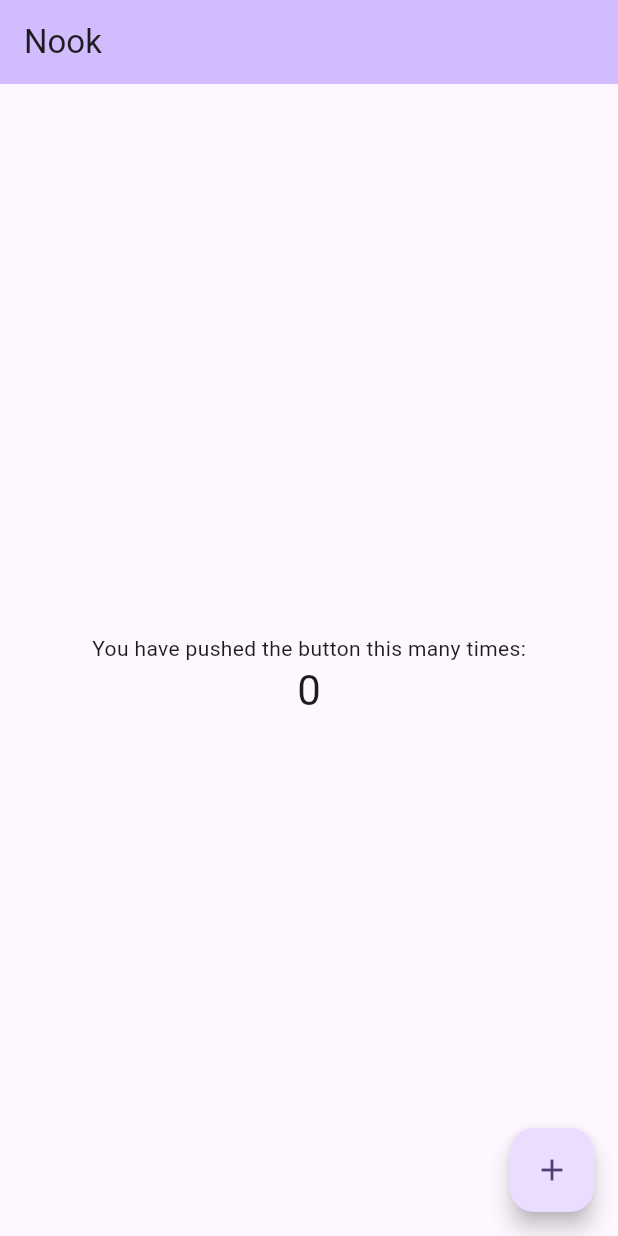
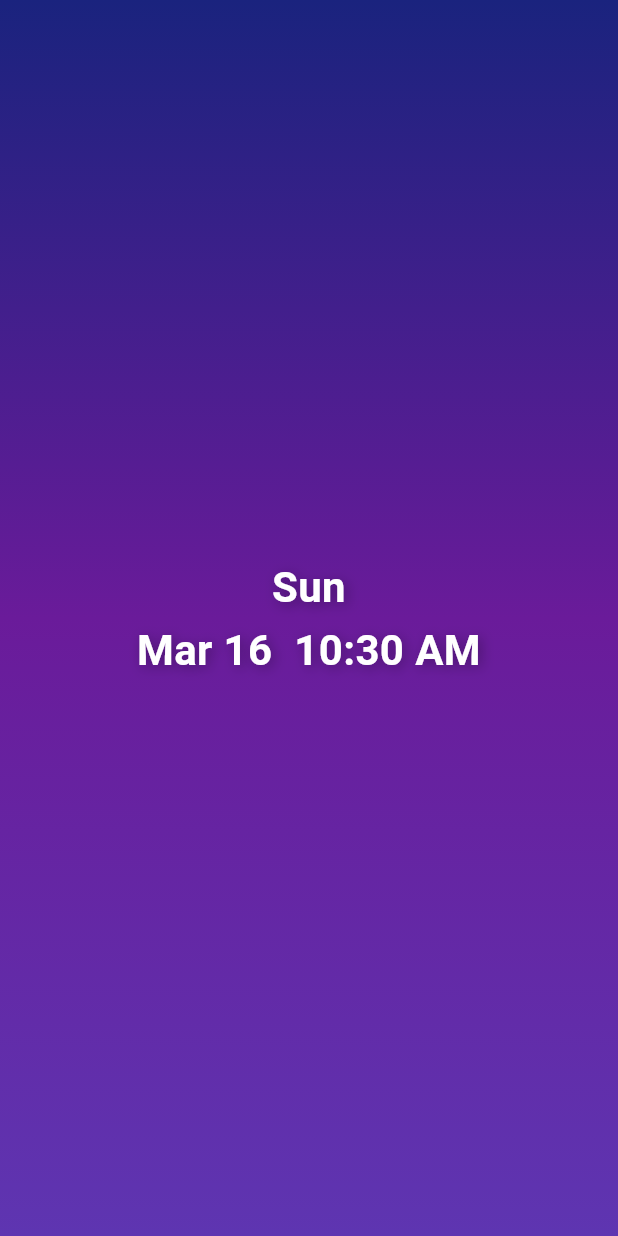
Before and after one commit to phinoda/Nook, a Flutter app: the screen it shows after launch, on a phone screen of 412 x 824 dp. Run offline on Flutter 3.47's test engine with Material 3 defaults, Android fonts, the phone set to English and light mode, and no system bars.

```diff
--- a/lib/main.dart
+++ b/lib/main.dart
@@ -1,5 +1,8 @@
 import 'package:flutter/material.dart';
+import 'package:flutter/services.dart';
 import 'dart:ui' as ui;
+import 'dart:async';
+import 'package:intl/intl.dart';
 
 void main() {
   runApp(const MyApp());
@@ -31,44 +34,107 @@ class MyHomePage extends StatefulWidget {
 }
 
 class _MyHomePageState extends State<MyHomePage> {
-  int _counter = 0;
+  String _dateTime = '';
+  Timer? _timer;
+  static const platform = MethodChannel('com.example.nook/window');
 
-  void _incrementCounter() {
-    setState(() {
-      _counter++;
+  @override
+  void initState() {
+    super.initState();
+    _updateDateTime();
+    // Update time every second
+    _timer = Timer.periodic(Duration(seconds: 1), (timer) {
+      _updateDateTime();
     });
   }
 
   @override
+  void dispose() {
+    _timer?.cancel();
+    super.dispose();
+  }
+
+  void _updateDateTime() {
+    final now = DateTime.now();
+    final dayFormat = DateFormat('EEE'); // Day of week (Sun)
+    final dateFormat = DateFormat('MMM d'); // Month and day (Mar 16)
+    final timeFormat = DateFormat('h:mm a'); // Hour and minute (3:07 a.m.)
+
+    setState(() {
+      _dateTime = '${dayFormat.format(now)}\n${dateFormat.format(now)}  ${timeFormat.format(now)}';
+    });
+  }
+
+  // Methods to control window visibility from Flutter if needed
+  Future<void> hideWindow() async {
+    try {
+      await platform.invokeMethod('hideWindow');
+    } on PlatformException catch (e) {
+      print("Failed to hide window: ${e.message}");
+    }
+  }
+
+  Future<void> showWindow() async {
+    try {
+      await platform.invokeMethod('showWindow');
+    } on PlatformException catch (e) {
+      print("Failed to show window: ${e.message}");
+    }
+  }
+
+  @override
   Widget build(BuildContext context) {
-    // Get the screen size
-    final screenSize = MediaQuery.of(context).size;
+    // Get the primary display size
+    final flutterView = ui.PlatformDispatcher.instance.views.first;
+    final devicePixelRatio = flutterView.devicePixelRatio;
+
+    // This gets the window size, not the full screen
+    final windowSize = flutterView.physicalSize;
+
+    // For macOS, we can get the screen size this way
+    final screenWidth = WidgetsBinding.instance.window.physicalSize.width / devicePixelRatio;
+    final screenHeight = WidgetsBinding.instance.window.physicalSize.height / devicePixelRatio;
 
     return Container(
       width: 350, // Fixed width of 350
-      height: screenSize.height, // Full screen height
+      height: screenHeight, // Full screen height
       child: Scaffold(
-        appBar: AppBar(
-          backgroundColor: Theme.of(context).colorScheme.inversePrimary,
-          title: Text(widget.title),
+        body: Container(
+          decoration: BoxDecoration(
+            gradient: LinearGradient(
+              begin: Alignment.topCenter,
+              end: Alignment.bottomCenter,
+              colors: [
+                Colors.indigo.shade900,
+                Colors.purple.shade800,
+                Colors.deepPurple.shade600,
+              ],
             ),
-        body: Center(
+          ),
+          child: Center(
             child: Column(
               mainAxisAlignment: MainAxisAlignment.center,
               children: <Widget>[
-              const SizedBox(height: 20),
-              const Text('You have pushed the button this many times:'),
                 Text(
-                '$_counter',
-                style: Theme.of(context).textTheme.headlineMedium,
+                  _dateTime,
+                  style: TextStyle(
+                    fontSize: 28,
+                    fontWeight: FontWeight.bold,
+                    height: 1.5,
+                    color: Colors.white,
+                    shadows: [
+                      Shadow(
+                        blurRadius: 10.0,
+                        color: Colors.black.withOpacity(0.3),
+                        offset: Offset(2, 2),
+                      ),
+                    ],
+                  ),
+                  textAlign: TextAlign.center,
                 ),
               ],
             ),
           ),
-        floatingActionButton: FloatingActionButton(
-          onPressed: _incrementCounter,
-          tooltip: 'Increment',
-          child: const Icon(Icons.add),
         ),
       ),
     );
--- a/pubspec.yaml
+++ b/pubspec.yaml
@@ -30,6 +30,7 @@ environment:
 dependencies:
   flutter:
     sdk: flutter
+  intl: ^0.18.0
 
   # The following adds the Cupertino Icons font to your application.
   # Use with the CupertinoIcons class for iOS style icons.
```
Also changed, not shown: pubspec.lock, 1 other file. Lines whose indentation alone changed are shown as unchanged.
